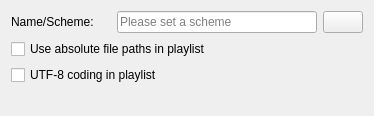
The window that dialogs/profiledataplaylistwidgetUI.ui (KDE/audex) describes before a commit, drawn with Qt 5.
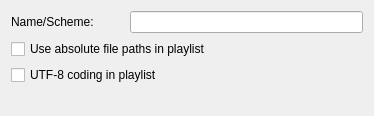
The same window after the commit. Custom widgets are drawn as their Qt base class.

Commit message: replace the scheme wizard dialogs with an inline SchemeEdit widget

Diff of the .ui file:
```diff
--- a/dialogs/profiledataplaylistwidgetUI.ui
+++ b/dialogs/profiledataplaylistwidgetUI.ui
@@ -28,16 +28,13 @@
      </property>
     </widget>
    </item>
-   <item row="0" column="1">
-    <widget class="QLineEdit" name="qlineedit_scheme">
-     <property name="placeholderText">
-      <string>Please set a scheme</string>
+   <item row="0" column="1" colspan="2">
+    <widget class="SchemeEdit" name="schemeedit_scheme">
+     <property name="kind">
+      <enum>SchemeEdit::Filename</enum>
      </property>
     </widget>
    </item>
-   <item row="0" column="2">
-    <widget class="QPushButton" name="kpushbutton_scheme"/>
-   </item>
    <item row="1" column="0" colspan="2">
     <widget class="QCheckBox" name="checkBox_abs_file_path">
      <property name="text">
@@ -67,6 +64,13 @@
    </item>
   </layout>
  </widget>
+ <customwidgets>
+  <customwidget>
+   <class>SchemeEdit</class>
+   <extends>QLineEdit</extends>
+   <header>widgets/schemeedit.h</header>
+  </customwidget>
+ </customwidgets>
  <resources/>
  <connections/>
 </ui>
```
The commit also changes 41 other files.
